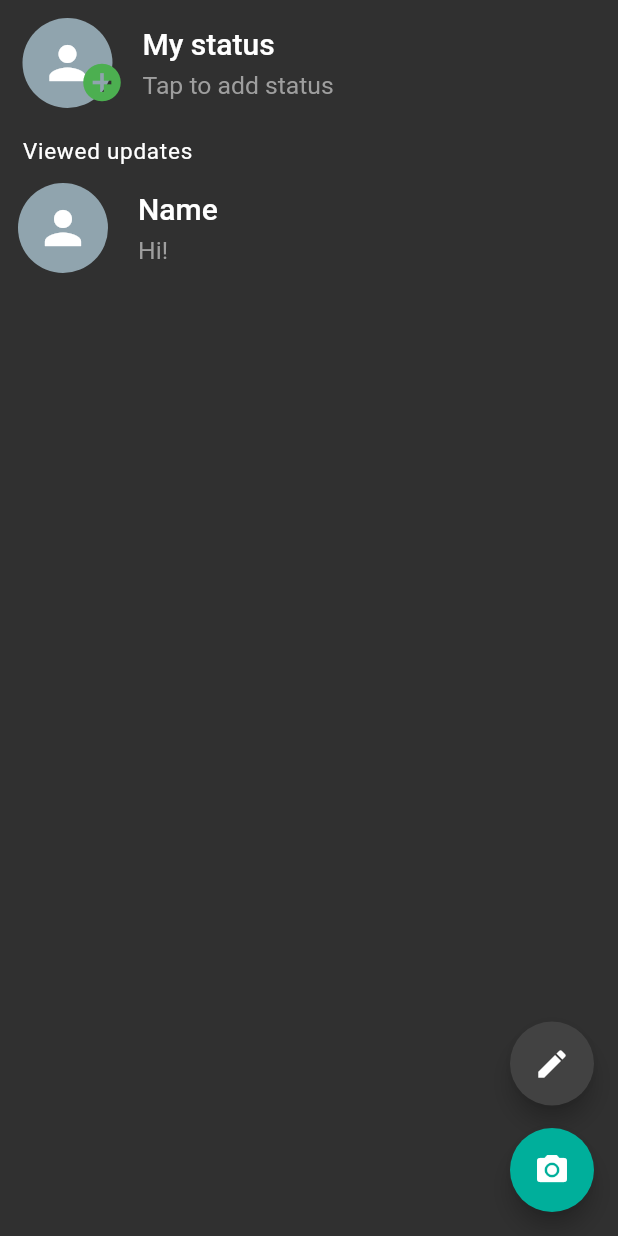
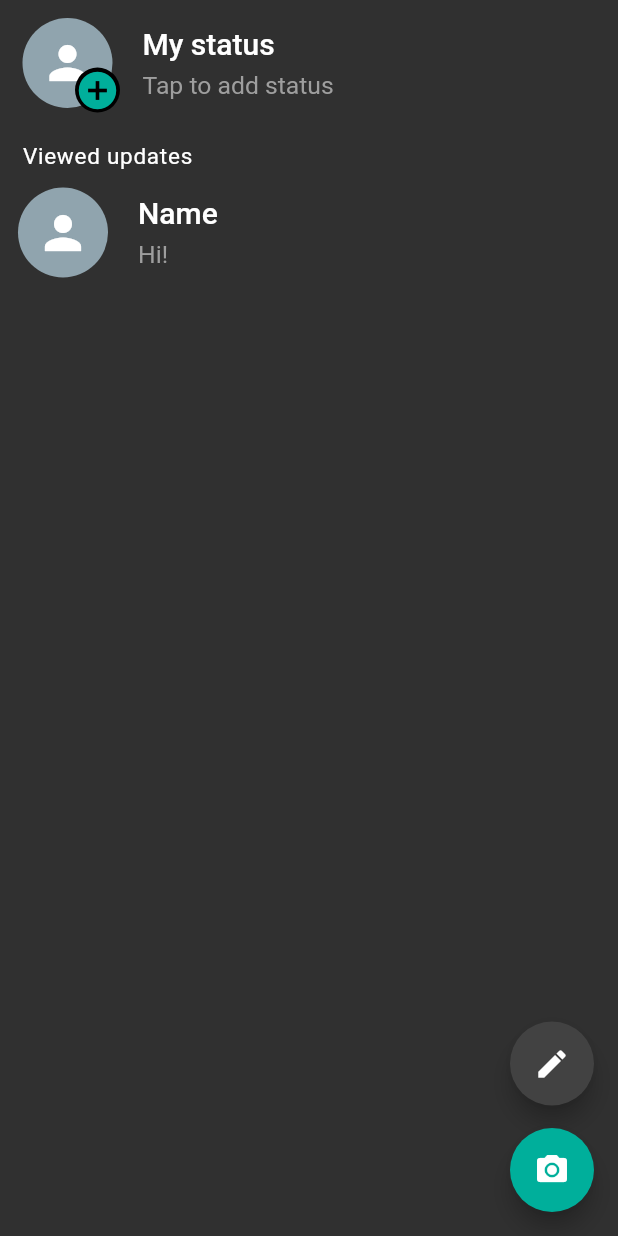
Before and after one commit to Manojkc15/Whatsapp-UI, a Flutter app: the Status screen opened directly, on a phone screen of 412 x 824 dp. Run offline on Flutter 3.47's test engine with Material 2 defaults, Android fonts, the phone set to English and light mode, and no system bars.

Commit message:
STATUS - modified My status

```diff
--- a/lib/status.dart
+++ b/lib/status.dart
@@ -56,11 +56,14 @@ class Status extends StatelessWidget {
                 ),
               ),
               Container(
-                margin: EdgeInsets.only(left: 53.0, top: 40.0),
-                child: Icon(
-                  Icons.add_circle,
-                  size: 30.0,
-                  color: Colors.green,
+                margin: EdgeInsets.only(left: 50.0, top: 45.0),
+                child: CircleAvatar(
+                  radius: 15.0,
+                  child: Icon(
+                    Icons.add_circle,
+                    size: 30.0,
+                    color: Color(0xff00af9b),
+                  ),
                 ),
               ),
             ],
```
